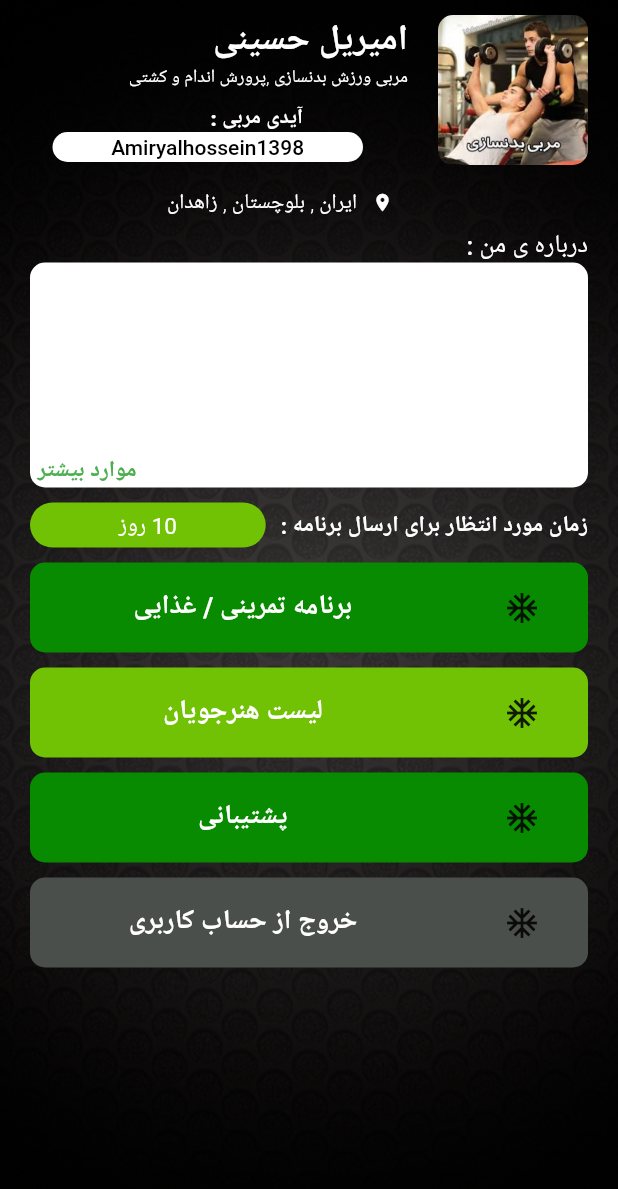
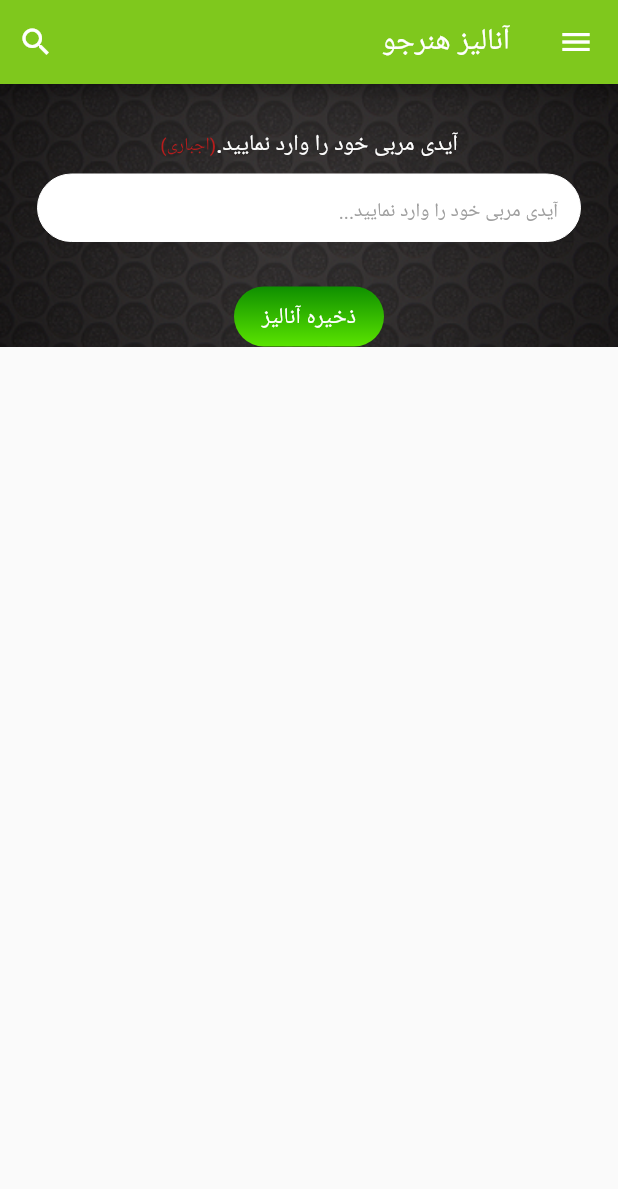
Before and after one commit to HosseinAsadi/ArtMan, a Flutter app: the TeacherProfilePage screen opened by its route, after a tap on "برنامه تمرینی / غذایی", on a phone screen of 412 x 824 dp. Shown: the top 1189 px of the screen. Run offline on Flutter 3.47's test engine with Material 2 defaults, Android fonts, the phone set to English and light mode, and no system bars.

Commit message:
create save analyze and std analyze pages

```diff
--- a/lib/components/InputText.dart
+++ b/lib/components/InputText.dart
@@ -56,6 +56,9 @@ class myInputText extends State<InputText> {
 
   var ctrl = new TextEditingController();
 
+  String text = ""; // empty string to carry what was there before it
+  int maxLength = 15;
+
   getcontoroler() => ctrl;
 
   @override
@@ -76,6 +79,9 @@ class myInputText extends State<InputText> {
           color: Colors.white,
           borderRadius: BorderRadius.circular(radius == null ? 25 : radius)),
       child: TextFormField(
+
+
+        textDirection: TextDirection.rtl,
         maxLines: maxlines==null?1:maxlines,
         keyboardType: TextInputType.multiline,
         controller: ctrl,
@@ -93,4 +99,24 @@ class myInputText extends State<InputText> {
       ),
     );
   }
+
+  /*onChange(String newVal) {
+    if(newVal.length <= maxLength){
+      text = newVal;
+    }else{
+      ctrl.value = new TextEditingValue(
+          text: text,
+          selection: new TextSelection(
+              baseOffset: maxLength,
+              extentOffset: maxLength,
+              affinity: TextAffinity.downstream,
+              isDirectional: false
+          ),
+          composing: new TextRange(
+              start: 0, end: maxLength
+          )
+      );
+      ctrl.text = text;
+    }
+  }*/
 }
--- a/lib/components/profile-button.dart
+++ b/lib/components/profile-button.dart
@@ -51,7 +51,7 @@ class PB extends State<ProfileButton>{
       ),
       onTap: (){
         setState(() {
-
+          Navigator.pushNamed(context, _navigatorPush);
         });
       },
     );
--- /dev/null
+++ b/lib/page/PlanPage.dart
@@ -0,0 +1 @@
+import '';
--- /dev/null
+++ b/lib/page/SaveAnalyze.dart
@@ -0,0 +1,96 @@
+import 'package:art_man/components/Button.dart';
+import 'package:art_man/components/InputText.dart';
+import 'package:flutter/material.dart';
+class SaveAnalyze extends StatefulWidget {
+  @override
+  _SaveAnalyzeState createState() => _SaveAnalyzeState();
+}
+
+class _SaveAnalyzeState extends State<SaveAnalyze> {
+  var _key=GlobalKey<FormState>();
+  InputText getid = new InputText(
+    "آیدی مربی خود را وارد نمایید...",
+    "teacherid",
+    height: 45.0,
+    margintop: 10.0,
+    radius: 30,
+
+
+  );
+  Button saveanalyze = new Button(
+    [""],
+    "/",
+    "ذخیره آنالیز",
+    40.0,
+    30.0,
+    startcolor: Color(0xFF5AE400),
+    endcolor: Color(0xFF0F8F00),
+    width: 100.0,
+  );
+  @override
+  Widget build(BuildContext context) {
+    return Scaffold(
+      appBar: AppBar(
+        backgroundColor: Color(0xFF7FC81D),
+        actions: <Widget>[
+          IconButton(
+            icon: Icon(
+              Icons.search,
+              color: Colors.white,
+            ),
+            onPressed: () {},
+          ),
+        ],
+        title: Text("آنالیز هنرجو"),
+      ),
+      drawer: Drawer(
+        child: Text("dff"),
+      ),
+      body: Container(
+        decoration: BoxDecoration(
+          image: DecorationImage(
+            image: AssetImage("assets/images/background.png"),
+            fit: BoxFit.cover,
+          ),
+        ),
+        child: ListView(
+          shrinkWrap: true,
+          children: <Widget>[
+            Center(
+              child: Container(
+                margin:
+                EdgeInsets.only(left: 25, right: 25, top: 30),
+                child: Form(
+                  key: _key,
+                  child: Column(
+                    mainAxisAlignment: MainAxisAlignment.center,
+                    crossAxisAlignment: CrossAxisAlignment.center,
+                    children: <Widget>[
+                    Container(
+                      child: Row(
+                        mainAxisAlignment: MainAxisAlignment.center,
+                        children: <Widget>[
+                          Text("آیدی مربی خود را وارد نمایید.",style: TextStyle(
+                            color: Colors.white,fontSize: 15,fontWeight: FontWeight.w500
+                          ),),
+                          Text("(اجباری)"
+                          ,style: TextStyle(color: Colors.red[900],fontSize: 12,fontWeight: FontWeight.w500),)
+                        ],
+                      ),
+
+
+                    ),
+                    getid,
+                    saveanalyze,
+
+                    ],
+                  ),
+                ),
+              ),
+            ),
+          ],
+        ),
+      ),
+    );
+  }
+}
--- a/lib/page/TeacherProfilePage.dart
+++ b/lib/page/TeacherProfilePage.dart
@@ -24,9 +24,9 @@ class _TeacherProfilePageState extends State<TeacherProfilePage> {
     right: 10,
   );
   ProfileButton btnplan = new ProfileButton(
-      "برنامه تمرینی / غذایی", Icons.ac_unit, Color(0xFF088B00), "/");
+      "برنامه تمرینی / غذایی", Icons.ac_unit, Color(0xFF088B00), "/SaveAnalyze");
   ProfileButton btnlist =
-      new ProfileButton("لیست هنرجویان", Icons.ac_unit, Color(0xFF71C105), "/");
+      new ProfileButton("لیست هنرجویان", Icons.ac_unit, Color(0xFF71C105), "/StdAnalyzePage6");
   ProfileButton btnsprt =
       new ProfileButton("پشتیبانی", Icons.ac_unit, Color(0xFF088B00), "/");
   ProfileButton btnexit = new ProfileButton(
@@ -69,23 +69,16 @@ class _TeacherProfilePageState extends State<TeacherProfilePage> {
                           child:   Container(
                             margin: EdgeInsets.only(right: 20, left: 15),
                             child: Column(
-                              crossAxisAlignment: CrossAxisAlignment.start,
+                              crossAxisAlignment: CrossAxisAlignment.center,
                               children: <Widget>[
                                 text("امیریل حسینی", FontWeight.w800, 24.0),
                                   text(
                                       "مربی ورزش بدنسازی ,پرورش اندام و کشتی",
                                       FontWeight.w300,
                                       12.0),
+                                text("آیدی مربی :", FontWeight.w800, 14.0),
 
-                                Padding(
-                                  padding: EdgeInsets.only(right: 70, top: 10),
-                                  child:
-                                  text("آیدی مربی :", FontWeight.w800, 14.0),
-                                ),
-                                Padding(
-                                  padding: EdgeInsets.only(right: 30, bottom: 10),
-                                  child: id,
-                                ),
+                                id,
                                 Row(
                                   mainAxisAlignment: MainAxisAlignment.center,
                                   children: <Widget>[
```
Also changed, not shown: lib/main.dart (+6 -1 lines), lib/page/JoinedPage.dart (+5 -3 lines), lib/page/StdInformationPage.dart (added, +143 -0 lines).
